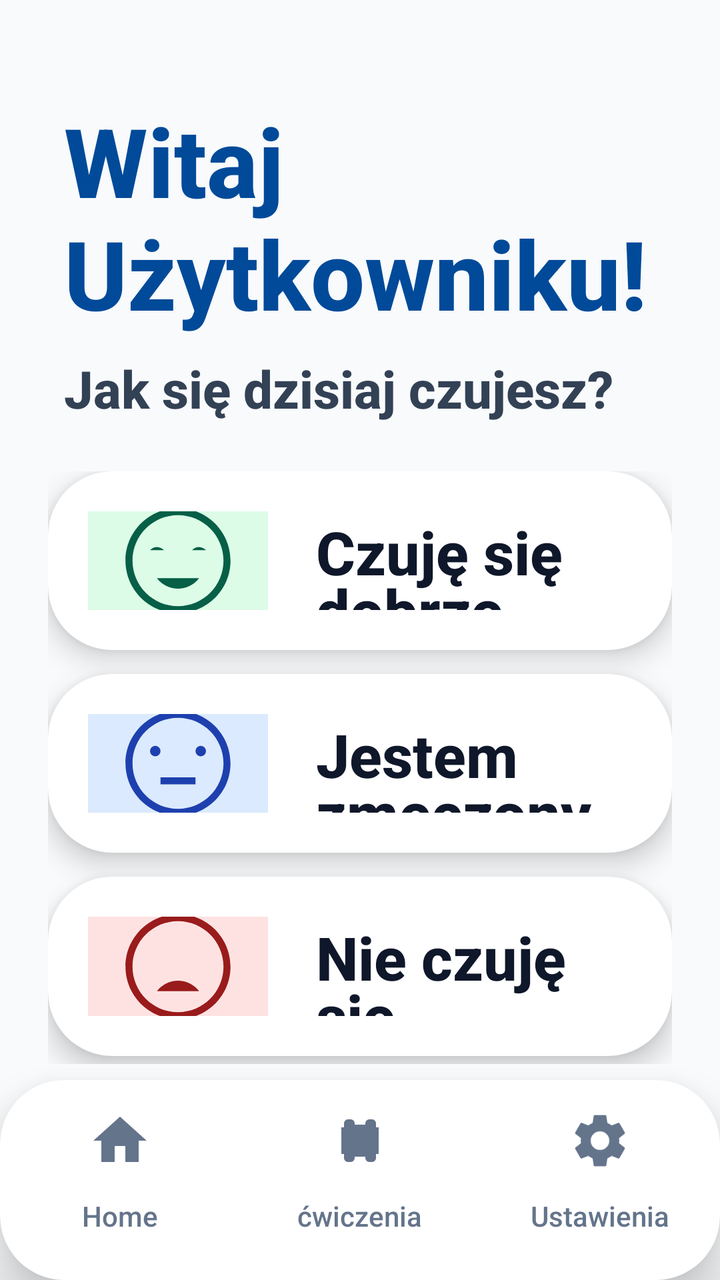
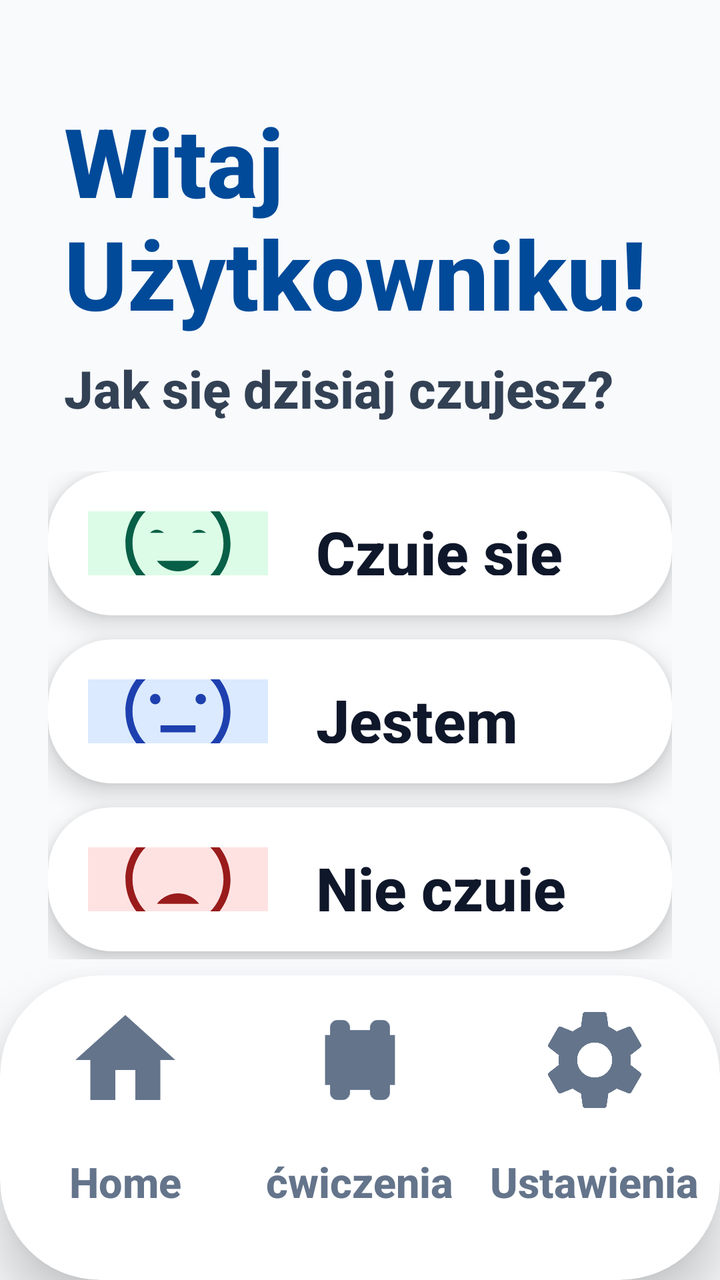

Two renders of the same Android screen: before a commit and after it. Below are the layout's source before the change and the commit's diff.
<!-- AndroidManifest.xml: application theme Theme.Fitnessapp -->
<!-- res/layout/activity_main.xml -->
<?xml version="1.0" encoding="utf-8"?>
<androidx.constraintlayout.widget.ConstraintLayout xmlns:android="http://schemas.android.com/apk/res/android"
    xmlns:app="http://schemas.android.com/apk/res-auto"
    android:layout_width="match_parent"
    android:layout_height="match_parent"
    android:background="#F8FAFC">

    <LinearLayout
        android:id="@+id/header_container"
        android:layout_width="match_parent"
        android:layout_height="wrap_content"
        android:orientation="vertical"
        android:paddingHorizontal="32dp"
        android:paddingTop="48dp"
        app:layout_constraintTop_toTopOf="parent">

        <TextView
            android:id="@+id/tv_welcome_title"
            android:layout_width="match_parent"
            android:layout_height="wrap_content"
            android:text="Witaj Użytkowniku!"
            android:textColor="#004A99"
            android:textSize="48sp"
            android:textStyle="bold" />

        <TextView
            android:layout_width="match_parent"
            android:layout_height="wrap_content"
            android:layout_marginTop="8dp"
            android:text="Jak się dzisiaj czujesz?"
            android:textColor="#334155"
            android:textSize="26sp"
            android:textStyle="bold" />
    </LinearLayout>

    <LinearLayout
        android:layout_width="match_parent"
        android:layout_height="0dp"
        android:orientation="vertical"
        android:paddingHorizontal="24dp"
        android:paddingTop="24dp"
        android:paddingBottom="8dp"
        app:layout_constraintTop_toBottomOf="@id/header_container"
        app:layout_constraintBottom_toTopOf="@id/bottom_nav_container">

        
        <androidx.cardview.widget.CardView
            android:id="@+id/card_mood_happy"
            android:layout_width="match_parent"
            android:layout_height="0dp"
            android:layout_weight="1"
            android:layout_marginBottom="12dp"
            app:cardCornerRadius="32dp"
            app:cardElevation="8dp"
            android:clickable="true"
            android:focusable="true"
            android:foreground="?android:attr/selectableItemBackground">

            <LinearLayout
                android:layout_width="match_parent"
                android:layout_height="match_parent"
                android:gravity="center_vertical"
                android:orientation="horizontal"
                android:padding="20dp">

                <FrameLayout
                    android:layout_width="90dp"
                    android:layout_height="90dp">
                    <View
                        android:layout_width="match_parent"
                        android:layout_height="match_parent"
                        android:background="@drawable/bg_indicator_active"
                        android:backgroundTint="#DCFCE7" />
                    <ImageView
                        android:layout_width="56dp"
                        android:layout_height="56dp"
                        android:layout_gravity="center"
                        android:src="@drawable/ic_mood_happy" />
                </FrameLayout>

                <TextView
                    android:layout_width="0dp"
                    android:layout_height="wrap_content"
                    android:layout_weight="1"
                    android:layout_marginStart="24dp"
                    android:text="Czuję się\ndobrze"
                    android:textColor="#0F172A"
                    android:textSize="30sp"
                    android:textStyle="bold"
                    android:lineSpacingMultiplier="0.85" />
            </LinearLayout>
        </androidx.cardview.widget.CardView>

        
        <androidx.cardview.widget.CardView
            android:id="@+id/card_mood_sad"
            android:layout_width="match_parent"
            android:layout_height="0dp"
            android:layout_weight="1"
            android:layout_marginBottom="12dp"
            app:cardCornerRadius="32dp"
            app:cardElevation="8dp"
            android:clickable="true"
            android:focusable="true"
            android:foreground="?android:attr/selectableItemBackground">

            <LinearLayout
                android:layout_width="match_parent"
                android:layout_height="match_parent"
                android:gravity="center_vertical"
                android:orientation="horizontal"
                android:padding="20dp">

                <FrameLayout
                    android:layout_width="90dp"
                    android:layout_height="90dp">
                    <View
                        android:layout_width="match_parent"
                        android:layout_height="match_parent"
                        android:background="@drawable/bg_indicator_active"
                        android:backgroundTint="#DBEAFE" />
                    <ImageView
                        android:layout_width="56dp"
                        android:layout_height="56dp"
                        android:layout_gravity="center"
                        android:src="@drawable/ic_mood_sad" />
                </FrameLayout>

                <TextView
                    android:layout_width="0dp"
                    android:layout_height="wrap_content"
                    android:layout_weight="1"
                    android:layout_marginStart="24dp"
                    android:text="Jestem\nzmęczony"
                    android:textColor="#0F172A"
                    android:textSize="30sp"
                    android:textStyle="bold"
                    android:lineSpacingMultiplier="0.85" />
            </LinearLayout>
        </androidx.cardview.widget.CardView>

        
        <androidx.cardview.widget.CardView
            android:id="@+id/card_mood_very_sad"
            android:layout_width="match_parent"
            android:layout_height="0dp"
            android:layout_weight="1"
            android:layout_marginBottom="4dp"
            app:cardCornerRadius="32dp"
            app:cardElevation="8dp"
            android:clickable="true"
            android:focusable="true"
            android:foreground="?android:attr/selectableItemBackground">

            <LinearLayout
                android:layout_width="match_parent"
                android:layout_height="match_parent"
                android:gravity="center_vertical"
                android:orientation="horizontal"
                android:padding="20dp">

                <FrameLayout
                    android:layout_width="90dp"
                    android:layout_height="90dp">
                    <View
                        android:layout_width="match_parent"
                        android:layout_height="match_parent"
                        android:background="@drawable/bg_indicator_active"
                        android:backgroundTint="#FEE2E2" />
                    <ImageView
                        android:layout_width="56dp"
                        android:layout_height="56dp"
                        android:layout_gravity="center"
                        android:src="@drawable/ic_mood_very_sad" />
                </FrameLayout>

                <TextView
                    android:layout_width="0dp"
                    android:layout_height="wrap_content"
                    android:layout_weight="1"
                    android:layout_marginStart="24dp"
                    android:text="Nie czuję się\ndobrze"
                    android:textColor="#0F172A"
                    android:textSize="30sp"
                    android:textStyle="bold"
                    android:lineSpacingMultiplier="0.85" />
            </LinearLayout>
        </androidx.cardview.widget.CardView>

    </LinearLayout>

    <include
        android:id="@+id/bottom_nav_container"
        layout="@layout/layout_bottom_nav"
        android:layout_width="match_parent"
        android:layout_height="100dp"
        app:layout_constraintBottom_toBottomOf="parent" />

</androidx.constraintlayout.widget.ConstraintLayout>
<!-- res/layout/layout_bottom_nav.xml (included above) -->
<?xml version="1.0" encoding="utf-8"?>
<androidx.cardview.widget.CardView xmlns:android="http://schemas.android.com/apk/res/android"
    xmlns:app="http://schemas.android.com/apk/res-auto"
    android:id="@+id/bottom_nav_container"
    android:layout_width="match_parent"
    android:layout_height="100dp"
    app:cardCornerRadius="32dp"
    app:cardElevation="16dp"
    android:layout_marginBottom="-20dp">

    <LinearLayout
        android:layout_width="match_parent"
        android:layout_height="match_parent"
        android:orientation="horizontal"
        android:paddingBottom="20dp"
        android:gravity="center_vertical">

        
        <LinearLayout
            android:id="@+id/nav_home"
            android:layout_width="0dp"
            android:layout_height="match_parent"
            android:layout_weight="1"
            android:gravity="center"
            android:orientation="vertical"
            android:clickable="true"
            android:focusable="true"
            android:background="?android:attr/selectableItemBackground">

            <androidx.cardview.widget.CardView
                android:id="@+id/nav_home_indicator"
                android:layout_width="80dp"
                android:layout_height="56dp"
                app:cardCornerRadius="16dp"
                app:cardElevation="0dp"
                app:cardBackgroundColor="@android:color/transparent">
                <ImageView
                    android:id="@+id/nav_home_icon"
                    android:layout_width="32dp"
                    android:layout_height="32dp"
                    android:layout_gravity="center"
                    android:src="@drawable/ic_home"
                    app:tint="#64748B" />
            </androidx.cardview.widget.CardView>
            <TextView
                android:id="@+id/nav_home_text"
                android:layout_width="wrap_content"
                android:layout_height="wrap_content"
                android:text="Home"
                android:textColor="#64748B"
                android:textSize="14sp" />
        </LinearLayout>

        
        <LinearLayout
            android:id="@+id/nav_plan"
            android:layout_width="0dp"
            android:layout_height="match_parent"
            android:layout_weight="1"
            android:gravity="center"
            android:orientation="vertical"
            android:clickable="true"
            android:focusable="true"
            android:background="?android:attr/selectableItemBackground">

            <androidx.cardview.widget.CardView
                android:id="@+id/nav_plan_indicator"
                android:layout_width="80dp"
                android:layout_height="56dp"
                app:cardCornerRadius="16dp"
                app:cardElevation="0dp"
                app:cardBackgroundColor="@android:color/transparent">
                <ImageView
                    android:id="@+id/nav_plan_icon"
                    android:layout_width="32dp"
                    android:layout_height="32dp"
                    android:layout_gravity="center"
                    android:src="@drawable/ic_dumbbell"
                    app:tint="#64748B" />
            </androidx.cardview.widget.CardView>
            <TextView
                android:id="@+id/nav_plan_text"
                android:layout_width="wrap_content"
                android:layout_height="wrap_content"
                android:text="ćwiczenia"
                android:textColor="#64748B"
                android:textSize="14sp" />
        </LinearLayout>

        
        <LinearLayout
            android:id="@+id/nav_settings"
            android:layout_width="0dp"
            android:layout_height="match_parent"
            android:layout_weight="1"
            android:gravity="center"
            android:orientation="vertical"
            android:clickable="true"
            android:focusable="true"
            android:background="?android:attr/selectableItemBackground">

            <androidx.cardview.widget.CardView
                android:id="@+id/nav_settings_indicator"
                android:layout_width="80dp"
                android:layout_height="56dp"
                app:cardCornerRadius="16dp"
                app:cardElevation="0dp"
                app:cardBackgroundColor="@android:color/transparent">
                <ImageView
                    android:id="@+id/nav_settings_icon"
                    android:layout_width="32dp"
                    android:layout_height="32dp"
                    android:layout_gravity="center"
                    android:src="@drawable/ic_settings"
                    app:tint="#64748B" />
            </androidx.cardview.widget.CardView>
            <TextView
                android:id="@+id/nav_settings_text"
                android:layout_width="wrap_content"
                android:layout_height="wrap_content"
                android:text="Ustawienia"
                android:textColor="#64748B"
                android:textSize="14sp" />
        </LinearLayout>

    </LinearLayout>
</androidx.cardview.widget.CardView>
<!-- resources referenced by this layout -->
<resources>
  <!-- drawable bg_indicator_active (drawable) -->
  <?xml version="1.0" encoding="utf-8"?>
  <shape xmlns:android="http://schemas.android.com/apk/res/android"
      android:shape="rectangle">
      <solid android:color="@color/blue_primary" />
      <corners android:radius="4dp" />
  </shape>
  <!-- drawable ic_dumbbell (drawable) -->
  <vector xmlns:android="http://schemas.android.com/apk/res/android"
      android:width="24dp"
      android:height="24dp"
      android:viewportWidth="24"
      android:viewportHeight="24">
      <path
          android:fillColor="#000000"
          android:pathData="M18,18.5V17H19V7H18V5.5A1.5,1.5 0,0 0,16.5 4H15.5A1.5,1.5 0,0 0,14 5.5V6H10V5.5A1.5,1.5 0,0 0,8.5 4H7.5A1.5,1.5 0,0 0,6 5.5V7H5V17H6V18.5A1.5,1.5 0,0 0,7.5 20H8.5A1.5,1.5 0,0 0,10 18.5V18H14V18.5A1.5,1.5 0,0 0,15.5 20H16.5A1.5,1.5 0,0 0,18 18.5Z"/>
  </vector>
  <!-- drawable ic_home (drawable) -->
  <vector xmlns:android="http://schemas.android.com/apk/res/android"
      android:width="24dp"
      android:height="24dp"
      android:viewportWidth="24"
      android:viewportHeight="24">
      <path
          android:fillColor="#FF000000"
          android:pathData="M10,20V14H14V20H19V12H22L12,3L2,12H5V20H10Z" />
  </vector>
  <!-- drawable ic_mood_happy (drawable) -->
  <vector xmlns:android="http://schemas.android.com/apk/res/android"
      android:width="64dp"
      android:height="64dp"
      android:viewportWidth="64"
      android:viewportHeight="64">
      <path
          android:fillColor="#065F46"
          android:pathData="M32,2C15.43,2 2,15.43 2,32s13.43,30 30,30 30,-13.43 30,-30S48.57,2 32,2zM32,58C17.66,58 6,46.34 6,32S17.66,6 32,6s26,11.66 26,26S46.34,58 32,58z"/>
      <path
          android:fillColor="#065F46"
          android:pathData="M24,26c0,0 -4,-4 -8,0"/>
      <path
          android:fillColor="#065F46"
          android:pathData="M48,26c0,0 -4,-4 -8,0"/>
      <path
          android:fillColor="#065F46"
          android:pathData="M32,48c8,0 12,-6 12,-6H20C20,42 24,48 32,48z"/>
  </vector>
  <!-- drawable ic_mood_sad (drawable) -->
  <vector xmlns:android="http://schemas.android.com/apk/res/android"
      android:width="64dp"
      android:height="64dp"
      android:viewportWidth="64"
      android:viewportHeight="64">
      <path
          android:fillColor="#1E40AF"
          android:pathData="M32,2C15.43,2 2,15.43 2,32s13.43,30 30,30 30,-13.43 30,-30S48.57,2 32,2zM32,58C17.66,58 6,46.34 6,32S17.66,6 32,6s26,11.66 26,26S46.34,58 32,58z"/>
      <path
          android:fillColor="#1E40AF"
          android:pathData="M22,25a3,3 0,1 1,-6 0a3,3 0,1 1,6 0"/>
      <path
          android:fillColor="#1E40AF"
          android:pathData="M48,25a3,3 0,1 1,-6 0a3,3 0,1 1,6 0"/>
      <path
          android:fillColor="#1E40AF"
          android:pathData="M22,44h20v-4H22z"/>
  </vector>
  <!-- drawable ic_mood_very_sad (drawable) -->
  <vector xmlns:android="http://schemas.android.com/apk/res/android"
      android:width="64dp"
      android:height="64dp"
      android:viewportWidth="64"
      android:viewportHeight="64">
      <path
          android:fillColor="#991B1B"
          android:pathData="M32,2C15.43,2 2,15.43 2,32s13.43,30 30,30 30,-13.43 30,-30S48.57,2 32,2zM32,58C17.66,58 6,46.34 6,32S17.66,6 32,6s26,11.66 26,26S46.34,58 32,58z"/>
      <path
          android:fillColor="#991B1B"
          android:pathData="M18,24l4,4m0,-4l-4,4M42,24l4,4m0,-4l-4,4"/>
      <path
          android:fillColor="#991B1B"
          android:pathData="M32,40c-8,0 -12,6 -12,6h24C44,46 40,40 32,40z"/>
  </vector>
  <style name="Theme.Fitnessapp" parent="Base.Theme.Fitnessapp" />
  <color name="blue_primary">#2563EB</color>
  <style name="Base.Theme.Fitnessapp" parent="Theme.Material3.DayNight.NoActionBar">
          
          <item name="android:fontFamily">sans-serif-medium</item>
          <item name="android:textAllCaps">false</item>
      </style>
  <!-- unchanged entries left out for length: 1 -->
</resources>

<!-- the commit's change to res/layout/activity_main.xml (unified diff, before → after) -->
@@ -193,7 +193,7 @@
         android:id="@+id/bottom_nav_container"
         layout="@layout/layout_bottom_nav"
         android:layout_width="match_parent"
-        android:layout_height="100dp"
+        android:layout_height="wrap_content"
         app:layout_constraintBottom_toBottomOf="parent" />
 
 </androidx.constraintlayout.widget.ConstraintLayout>
@@ -203,17 +203,18 @@
     xmlns:app="http://schemas.android.com/apk/res-auto"
     android:id="@+id/bottom_nav_container"
     android:layout_width="match_parent"
-    android:layout_height="100dp"
-    app:cardCornerRadius="32dp"
+    android:layout_height="210dp"
+    app:cardCornerRadius="50dp"
     app:cardElevation="16dp"
-    android:layout_marginBottom="-20dp">
+    android:layout_marginBottom="-35dp">
 
     <LinearLayout
         android:layout_width="match_parent"
         android:layout_height="match_parent"
         android:orientation="horizontal"
-        android:paddingBottom="20dp"
-        android:gravity="center_vertical">
+        android:paddingBottom="35dp"
+        android:paddingHorizontal="4dp"
+        android:gravity="bottom">
 
         
         <LinearLayout
@@ -229,15 +230,15 @@
 
             <androidx.cardview.widget.CardView
                 android:id="@+id/nav_home_indicator"
-                android:layout_width="80dp"
-                android:layout_height="56dp"
-                app:cardCornerRadius="16dp"
+                android:layout_width="120dp"
+                android:layout_height="85dp"
+                app:cardCornerRadius="30dp"
                 app:cardElevation="0dp"
                 app:cardBackgroundColor="@android:color/transparent">
                 <ImageView
                     android:id="@+id/nav_home_icon"
-                    android:layout_width="32dp"
-                    android:layout_height="32dp"
+                    android:layout_width="60dp"
+                    android:layout_height="60dp"
                     android:layout_gravity="center"
                     android:src="@drawable/ic_home"
                     app:tint="#64748B" />
@@ -248,7 +249,11 @@
                 android:layout_height="wrap_content"
                 android:text="Home"
                 android:textColor="#64748B"
-                android:textSize="14sp" />
+                android:textStyle="bold"
+                android:textSize="21sp"
+                android:maxLines="1"
+                android:ellipsize="none"
+                android:layout_marginTop="4dp" />
         </LinearLayout>
 
         
@@ -265,15 +270,15 @@
 
             <androidx.cardview.widget.CardView
                 android:id="@+id/nav_plan_indicator"
-                android:layout_width="80dp"
-                android:layout_height="56dp"
-                app:cardCornerRadius="16dp"
+                android:layout_width="120dp"
+                android:layout_height="85dp"
+                app:cardCornerRadius="30dp"
                 app:cardElevation="0dp"
                 app:cardBackgroundColor="@android:color/transparent">
                 <ImageView
                     android:id="@+id/nav_plan_icon"
-                    android:layout_width="32dp"
-                    android:layout_height="32dp"
+                    android:layout_width="60dp"
+                    android:layout_height="60dp"
                     android:layout_gravity="center"
                     android:src="@drawable/ic_dumbbell"
                     app:tint="#64748B" />
@@ -284,7 +289,11 @@
                 android:layout_height="wrap_content"
                 android:text="ćwiczenia"
                 android:textColor="#64748B"
-                android:textSize="14sp" />
+                android:textStyle="bold"
+                android:textSize="21sp"
+                android:maxLines="1"
+                android:ellipsize="none"
+                android:layout_marginTop="4dp" />
         </LinearLayout>
 
         
@@ -301,15 +310,15 @@
 
             <androidx.cardview.widget.CardView
                 android:id="@+id/nav_settings_indicator"
-                android:layout_width="80dp"
-                android:layout_height="56dp"
-                app:cardCornerRadius="16dp"
+                android:layout_width="120dp"
+                android:layout_height="85dp"
+                app:cardCornerRadius="30dp"
                 app:cardElevation="0dp"
                 app:cardBackgroundColor="@android:color/transparent">
                 <ImageView
                     android:id="@+id/nav_settings_icon"
-                    android:layout_width="32dp"
-                    android:layout_height="32dp"
+                    android:layout_width="60dp"
+                    android:layout_height="60dp"
                     android:layout_gravity="center"
                     android:src="@drawable/ic_settings"
                     app:tint="#64748B" />
@@ -320,7 +329,11 @@
                 android:layout_height="wrap_content"
                 android:text="Ustawienia"
                 android:textColor="#64748B"
-                android:textSize="14sp" />
+                android:textStyle="bold"
+                android:textSize="21sp"
+                android:maxLines="1"
+                android:ellipsize="none"
+                android:layout_marginTop="4dp" />
         </LinearLayout>
 
     </LinearLayout>
